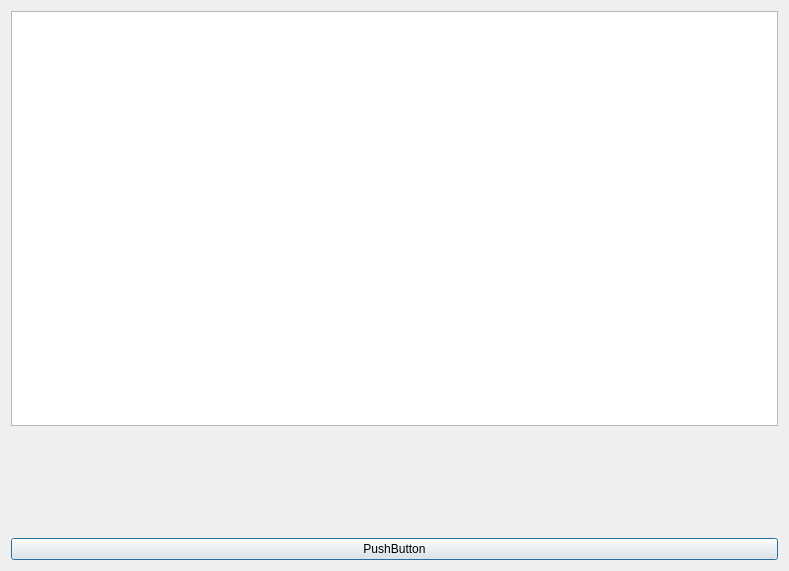
jetcake/xml, file dialog.ui: the form before one commit.
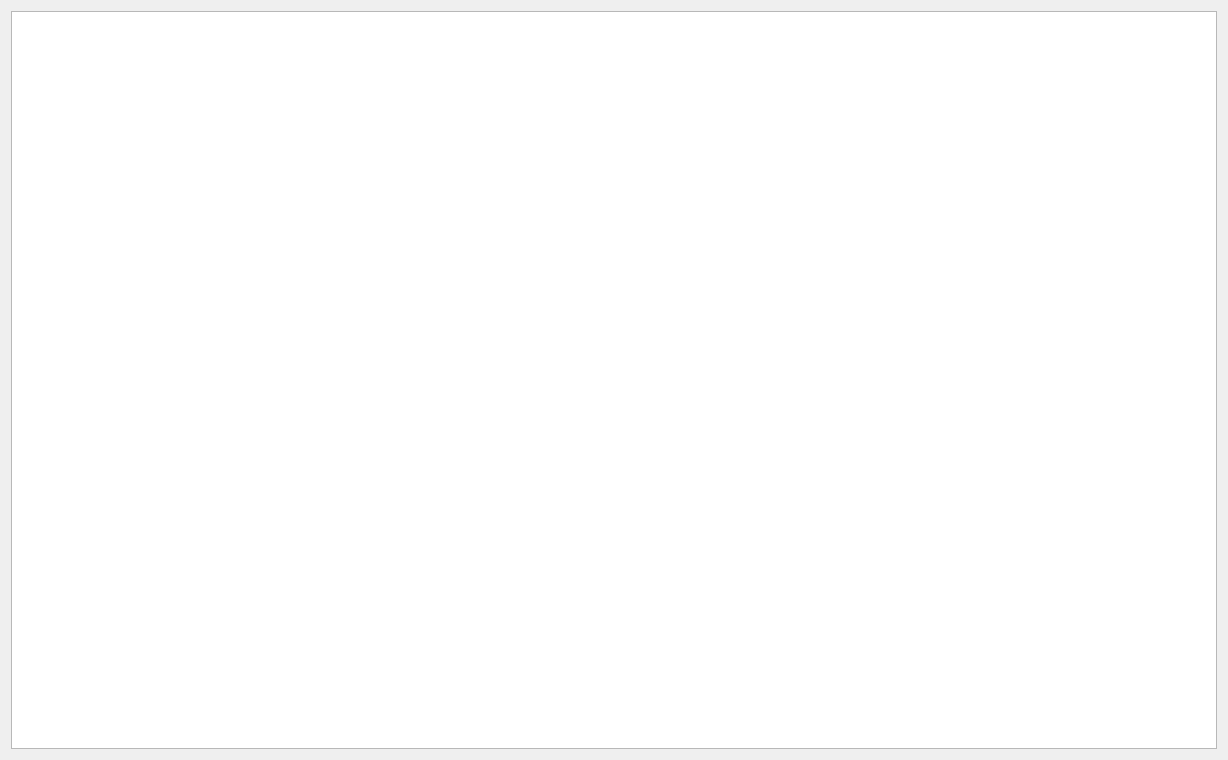
The form after the commit. Icons and pictures are not drawn.

The edit to the form file:
```diff
--- a/dialog.ui
+++ b/dialog.ui
@@ -6,8 +6,8 @@
    <rect>
     <x>0</x>
     <y>0</y>
-    <width>789</width>
-    <height>571</height>
+    <width>1228</width>
+    <height>760</height>
    </rect>
   </property>
   <property name="windowTitle">
@@ -19,86 +19,9 @@
      <property name="enabled">
       <bool>true</bool>
      </property>
-     <property name="minimumSize">
-      <size>
-       <width>0</width>
-       <height>0</height>
-      </size>
-     </property>
-     <property name="styleSheet">
-      <string notr="true">background-image: url(:/Data/Img_background.png);</string>
-     </property>
-     <property name="lineWidth">
-      <number>10</number>
-     </property>
      <property name="showGrid">
       <bool>false</bool>
      </property>
-     <property name="sortingEnabled">
-      <bool>true</bool>
-     </property>
-     <attribute name="horizontalHeaderCascadingSectionResizes">
-      <bool>true</bool>
-     </attribute>
-     <attribute name="horizontalHeaderMinimumSectionSize">
-      <number>60</number>
-     </attribute>
-     <attribute name="horizontalHeaderShowSortIndicator" stdset="0">
-      <bool>false</bool>
-     </attribute>
-     <attribute name="horizontalHeaderStretchLastSection">
-      <bool>false</bool>
-     </attribute>
-     <attribute name="verticalHeaderVisible">
-      <bool>false</bool>
-     </attribute>
-     <attribute name="verticalHeaderCascadingSectionResizes">
-      <bool>true</bool>
-     </attribute>
-     <attribute name="verticalHeaderStretchLastSection">
-      <bool>false</bool>
-     </attribute>
-    </widget>
-   </item>
-   <item>
-    <widget class="QLabel" name="label">
-     <property name="enabled">
-      <bool>true</bool>
-     </property>
-     <property name="sizePolicy">
-      <sizepolicy hsizetype="Preferred" vsizetype="Preferred">
-       <horstretch>1</horstretch>
-       <verstretch>0</verstretch>
-      </sizepolicy>
-     </property>
-     <property name="minimumSize">
-      <size>
-       <width>100</width>
-       <height>100</height>
-      </size>
-     </property>
-     <property name="cursor">
-      <cursorShape>ArrowCursor</cursorShape>
-     </property>
-     <property name="text">
-      <string/>
-     </property>
-     <property name="pixmap">
-      <pixmap resource="myresources.qrc">:/Data/test.jpg</pixmap>
-     </property>
-     <property name="scaledContents">
-      <bool>true</bool>
-     </property>
-     <property name="wordWrap">
-      <bool>false</bool>
-     </property>
-    </widget>
-   </item>
-   <item>
-    <widget class="QPushButton" name="pushButton">
-     <property name="text">
-      <string>PushButton</string>
-     </property>
     </widget>
    </item>
   </layout>
```
Left out of the diff: 4 changed lines with no effect on the pictures.
